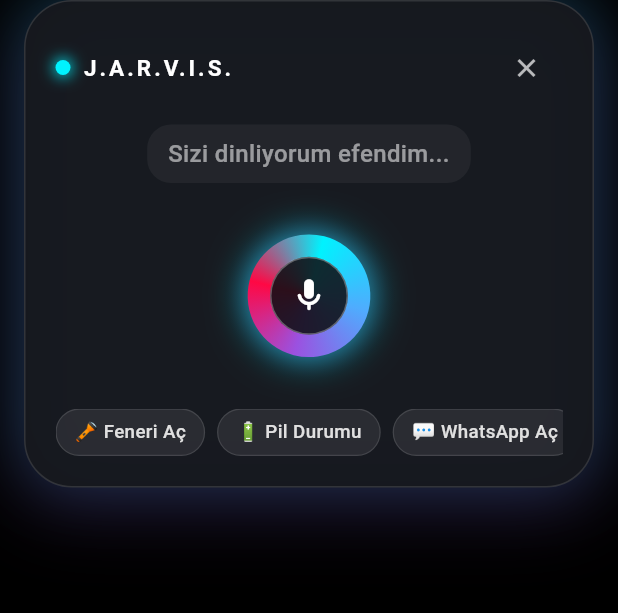
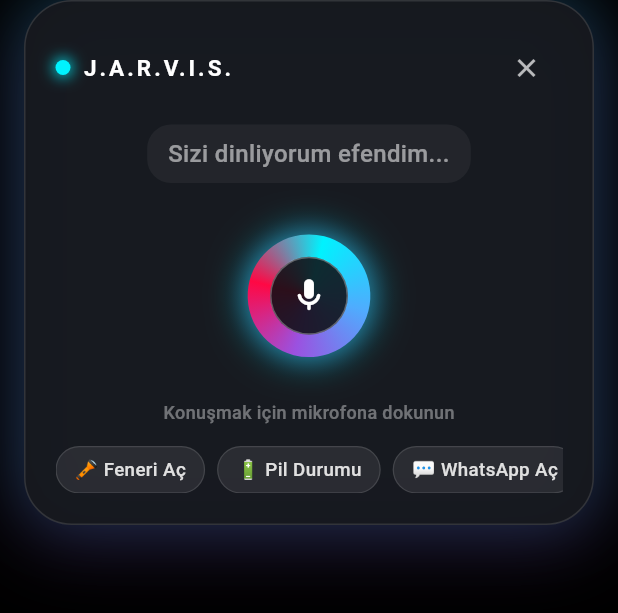
Before and after one commit to kcbyk/geminimusik, a Flutter app: the JarvisSiriOverlay widget shown alone on an empty page, opened directly, after a tap on the "graphic eq" icon, on a phone screen of 412 x 824 dp. Shown: the top 613 px of the screen. Run offline on Flutter 3.47's test engine with Material 3 defaults, Android fonts, the light colour scheme and no system bars; our stand-ins replace audioplayers, battery_plus, dio, flutter_markdown, flutter_tts, image_picker and 3 more; missing offline and left inert: dart:html, dart:js, flutter_foreground_task, porcupine_flutter, torch_light, volume_controller; accounts and stored records are empty; network calls fail.

Commit message:
fix(mic): eliminate continuous mic opening-closing loop and stabilize STT flow

```diff
--- a/lib/main.dart
+++ b/lib/main.dart
@@ -10,8 +10,6 @@ import 'widgets/jarvis_siri_overlay.dart';
 
 void main() async {
   WidgetsFlutterBinding.ensureInitialized();
-  // Jarvis Sesli Asistan ve Donanım Motorunu Başlat
-  VoiceAssistantService.instance.startAssistant();
   runApp(const GeminiApp());
 }
 
--- a/lib/services/voice_assistant_service.dart
+++ b/lib/services/voice_assistant_service.dart
@@ -55,7 +55,9 @@ class VoiceAssistantService extends ChangeNotifier {
         );
       }
 
-      if (isEnabled && !kIsWeb) {
+      // Arka plan mikrofon döngüsü sadece Porcupine Wake-Word anahtarı (AccessKey) girilmişse çalışır.
+      // Aksi halde telefonun/tarayıcının mikrofonunu sürekli açıp kapatarak rahatsız edici ses yapar ve çakışmaya yol açar.
+      if (isEnabled && !kIsWeb && !isKeylessMode) {
         await startAssistant();
       }
     } catch (e) {
--- a/lib/widgets/jarvis_siri_overlay.dart
+++ b/lib/widgets/jarvis_siri_overlay.dart
@@ -42,16 +42,28 @@ class _JarvisSiriOverlayState extends State<JarvisSiriOverlay>
   }
 
   Future<void> _startListeningFlow() async {
+    if (_isListening) return;
+
     try {
-      // Önce konuşan TTS varsa kes
+      // Varsa önceki TTS konuşmasını durdur
       await JarvisTtsService.instance.stop();
+
+      setState(() {
+        _isListening = true;
+        _liveSpeechText = '';
+      });
+      brain.statusNotifier.value = JarvisStatus.listening;
+      brain.userSpeechNotifier.value = '';
 
       if (!_isSpeechInitialized) {
         _isSpeechInitialized = await _speech.initialize(
           onStatus: (status) {
             debugPrint('[JarvisOverlay] STT Status: $status');
             if (status == 'done' || status == 'notListening') {
-              if (mounted && _liveSpeechText.isNotEmpty && _isListening) {
+              if (mounted) {
+                setState(() => _isListening = false);
+              }
+              if (_liveSpeechText.trim().isNotEmpty) {
                 _onSpeechComplete();
               }
             }
@@ -66,23 +78,17 @@ class _JarvisSiriOverlayState extends State<JarvisSiriOverlay>
       }
 
       if (_isSpeechInitialized) {
-        setState(() {
-          _isListening = true;
-          _liveSpeechText = '';
-        });
-        brain.statusNotifier.value = JarvisStatus.listening;
-
         await _speech.listen(
           listenOptions: stt.SpeechListenOptions(
             localeId: 'tr_TR',
-            listenFor: const Duration(seconds: 25),
-            pauseFor: const Duration(seconds: 4),
+            listenFor: const Duration(seconds: 30),
+            pauseFor: const Duration(seconds: 5),
             partialResults: true,
             cancelOnError: false,
-            listenMode: stt.ListenMode.dictation,
+            listenMode: stt.ListenMode.confirmation,
           ),
           onResult: (val) {
-            debugPrint('[JarvisOverlay] Algılanan kelimeler: "${val.recognizedWords}" (final: ${val.finalResult})');
+            debugPrint('[JarvisOverlay] Kelime: "${val.recognizedWords}" (final: ${val.finalResult})');
             if (mounted) {
               setState(() {
                 _liveSpeechText = val.recognizedWords;
@@ -95,6 +101,10 @@ class _JarvisSiriOverlayState extends State<JarvisSiriOverlay>
             }
           },
         );
+      } else {
+        if (mounted) {
+          setState(() => _isListening = false);
+        }
       }
     } catch (e) {
       debugPrint('[JarvisOverlay] Dinleme başlatılamadı: $e');
@@ -105,8 +115,12 @@ class _JarvisSiriOverlayState extends State<JarvisSiriOverlay>
   }
 
   void _onSpeechComplete() {
-    _speech.stop();
-    setState(() => _isListening = false);
+    try {
+      _speech.stop();
+    } catch (_) {}
+    if (mounted) {
+      setState(() => _isListening = false);
+    }
     final text = _liveSpeechText.trim();
     if (text.isNotEmpty) {
       brain.processCommand(text);
@@ -262,7 +276,19 @@ class _JarvisSiriOverlayState extends State<JarvisSiriOverlay>
                     child: _buildSiriGlowingOrb(),
                   ),
 
-                  const SizedBox(height: 16),
+                  const SizedBox(height: 10),
+
+                  // Durum ve Dokunma İpucu
+                  Text(
+                    _isListening ? '● Dinliyor... (Bitirmek için dokunun)' : 'Konuşmak için mikrofona dokunun',
+                    style: TextStyle(
+                      color: _isListening ? const Color(0xFF00F2FE) : Colors.white38,
+                      fontSize: 12,
+                      fontWeight: FontWeight.w500,
+                    ),
+                  ),
+
+                  const SizedBox(height: 14),
 
                   // Jarvis'in Yanıtı ve TTS Göstergesi
                   ValueListenableBuilder<String>(
```
